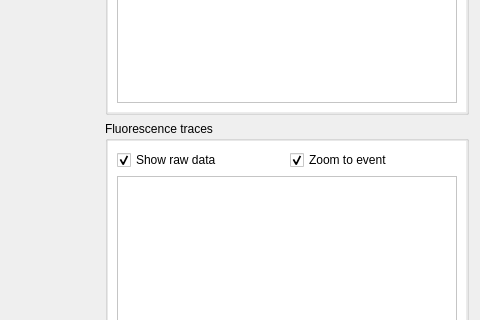
The window that shapeout2/gui/quick_view.ui (ZELLMECHANIK-DRESDEN/ShapeOut2) describes before a commit, drawn with Qt 5; both pictures show x 715 to 1195 and y 330 to 650 of the 1195 by 847 pixel window.
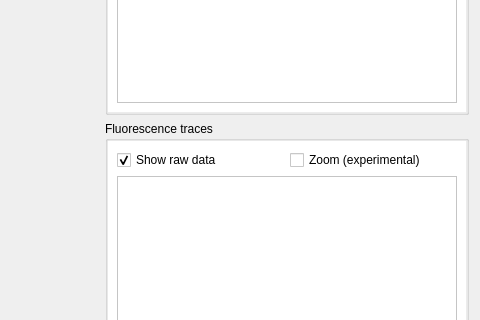
The same window after the commit. Icons and pictures are not drawn. Custom widgets are drawn as their Qt base class.

Commit message: add experimental zoom checkbox for trace view

Diff of the .ui file:
```diff
--- a/shapeout2/gui/quick_view.ui
+++ b/shapeout2/gui/quick_view.ui
@@ -509,10 +509,10 @@
               <item row="0" column="1">
                <widget class="QCheckBox" name="checkBox_trace_zoom">
                 <property name="text">
-                 <string>Zoom to event</string>
+                 <string>Zoom (experimental)</string>
                 </property>
                 <property name="checked">
-                 <bool>true</bool>
+                 <bool>false</bool>
                 </property>
                </widget>
               </item>
```
The commit also changes 1 other file.
